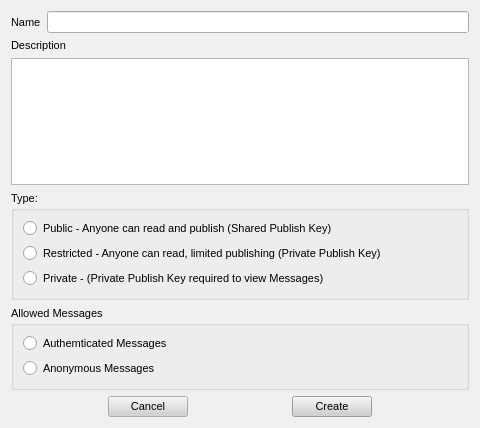
Old version of the form retroshare-gui/src/gui/forums/CreateForum.ui in the repository RetroShare/RetroShare.
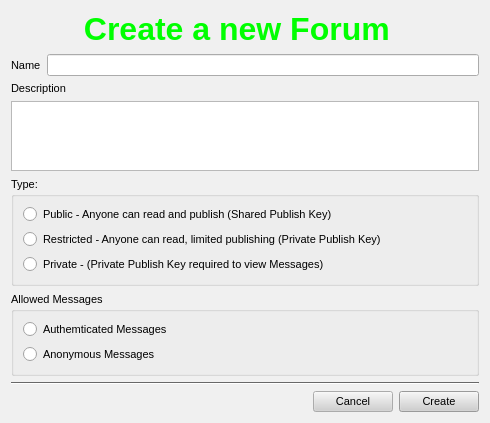
New version of the form. Icons and pictures are not drawn.

Commit message: added for ShareManager and CreateForum stylesheet background images little redesign CreateForum

What changed in the file:
```diff
--- a/retroshare-gui/src/gui/forums/CreateForum.ui
+++ b/retroshare-gui/src/gui/forums/CreateForum.ui
@@ -1,12 +1,12 @@
 <ui version="4.0" >
  <class>CreateForum</class>
- <widget class="QWidget" name="CreateForum" >
-  <property name="geometry" >
+ <widget class="QDialog" name="CreateForum">
+  <property name="geometry">
    <rect>
     <x>0</x>
     <y>0</y>
-    <width>480</width>
-    <height>428</height>
+    <width>490</width>
+    <height>414</height>
    </rect>
   </property>
   <property name="sizePolicy" >
@@ -505,58 +505,98 @@
    <iconset resource="../images.qrc" >
     <normaloff>:/images/rstray3.png</normaloff>:/images/rstray3.png</iconset>
   </property>
-  <layout class="QVBoxLayout" >
-   <item>
-    <layout class="QHBoxLayout" >
+  <layout class="QGridLayout" name="gridLayout_2">
+   <item row="0" column="0">
+    <layout class="QGridLayout" name="gridLayout">
+     <property name="horizontalSpacing">
+      <number>0</number>
+     </property>
+     <item row="0" column="0">
+      <widget class="QLabel" name="label_2">
+       <property name="maximumSize">
+        <size>
+         <width>64</width>
+         <height>64</height>
+        </size>
+       </property>
+       <property name="styleSheet">
+        <string notr="true">background-image: url(:/images/connect/connectFriendBanner.png)</string>
+       </property>
+       <property name="text">
+        <string/>
+       </property>
+       <property name="pixmap">
+        <pixmap resource="../images.qrc">:/images/konversation64.png</pixmap>
+       </property>
+      </widget>
+     </item>
+     <item row="0" column="1">
+      <widget class="QLabel" name="label_3">
+       <property name="styleSheet">
+        <string notr="true">background-image: url(:/images/connect/connectFriendBanner.png)</string>
+       </property>
+       <property name="text">
+        <string>&lt;!DOCTYPE HTML PUBLIC &quot;-//W3C//DTD HTML 4.0//EN&quot; &quot;http://www.w3.org/TR/REC-html40/strict.dtd&quot;&gt;
+&lt;html&gt;&lt;head&gt;&lt;meta name=&quot;qrichtext&quot; content=&quot;1&quot; /&gt;&lt;style type=&quot;text/css&quot;&gt;
+p, li { white-space: pre-wrap; }
+&lt;/style&gt;&lt;/head&gt;&lt;body style=&quot; font-family:'DejaVu Sans'; font-size:9pt; font-weight:400; font-style:normal;&quot;&gt;
+&lt;p style=&quot; margin-top:0px; margin-bottom:0px; margin-left:0px; margin-right:0px; -qt-block-indent:0; text-indent:0px;&quot;&gt;&lt;span style=&quot; font-family:'Arial'; font-size:24pt; font-weight:600; color:#00ff00;&quot;&gt; Create a new Forum&lt;/span&gt;&lt;/p&gt;&lt;/body&gt;&lt;/html&gt;</string>
+       </property>
+      </widget>
+     </item>
+    </layout>
+   </item>
+   <item row="1" column="0">
+    <layout class="QHBoxLayout">
      <item>
-      <widget class="QLabel" name="label" >
-       <property name="text" >
+      <widget class="QLabel" name="label">
+       <property name="text">
         <string>Name</string>
        </property>
       </widget>
      </item>
      <item>
-      <widget class="QLineEdit" name="forumName" />
+      <widget class="QLineEdit" name="forumName"/>
      </item>
     </layout>
    </item>
-   <item>
-    <layout class="QVBoxLayout" >
+   <item row="2" column="0">
+    <layout class="QVBoxLayout">
      <item>
-      <widget class="QLabel" name="label_5" >
-       <property name="text" >
+      <widget class="QLabel" name="label_5">
+       <property name="text">
         <string>Description</string>
        </property>
       </widget>
      </item>
      <item>
-      <widget class="QTextEdit" name="forumDesc" />
+      <widget class="QTextEdit" name="forumDesc"/>
      </item>
     </layout>
    </item>
-   <item>
-    <widget class="QGroupBox" name="tyoeGroupBox" >
-     <property name="title" >
+   <item row="3" column="0">
+    <widget class="QGroupBox" name="tyoeGroupBox">
+     <property name="title">
       <string>Type:</string>
      </property>
-     <layout class="QVBoxLayout" >
+     <layout class="QVBoxLayout">
       <item>
-       <widget class="QRadioButton" name="typePublic" >
-        <property name="text" >
+       <widget class="QRadioButton" name="typePublic">
+        <property name="text">
          <string>Public - Anyone can read and publish (Shared Publish Key)</string>
         </property>
        </widget>
       </item>
       <item>
-       <widget class="QRadioButton" name="typePrivate" >
-        <property name="text" >
+       <widget class="QRadioButton" name="typePrivate">
+        <property name="text">
          <string>Restricted - Anyone can read, limited publishing (Private Publish Key)</string>
         </property>
        </widget>
       </item>
       <item>
-       <widget class="QRadioButton" name="typeEncrypted" >
-        <property name="text" >
+       <widget class="QRadioButton" name="typeEncrypted">
+        <property name="text">
          <string>Private - (Private Publish Key required to view Messages)</string>
         </property>
        </widget>
@@ -564,22 +604,22 @@
      </layout>
     </widget>
    </item>
-   <item>
-    <widget class="QGroupBox" name="msgGroupBox" >
-     <property name="title" >
+   <item row="4" column="0">
+    <widget class="QGroupBox" name="msgGroupBox">
+     <property name="title">
       <string>Allowed Messages</string>
      </property>
-     <layout class="QVBoxLayout" >
+     <layout class="QVBoxLayout">
       <item>
-       <widget class="QRadioButton" name="msgAuth" >
-        <property name="text" >
+       <widget class="QRadioButton" name="msgAuth">
+        <property name="text">
          <string>Authemticated Messages</string>
         </property>
        </widget>
       </item>
       <item>
-       <widget class="QRadioButton" name="msgAnon" >
-        <property name="text" >
+       <widget class="QRadioButton" name="msgAnon">
+        <property name="text">
          <string>Anonymous Messages</string>
         </property>
        </widget>
@@ -587,8 +627,8 @@
      </layout>
     </widget>
    </item>
-   <item>
-    <layout class="QHBoxLayout" >
+   <item row="6" column="0">
+    <layout class="QHBoxLayout">
      <item>
       <spacer>
        <property name="orientation" >
@@ -603,28 +643,15 @@
       </spacer>
      </item>
      <item>
-      <widget class="QPushButton" name="cancelButton" >
-       <property name="text" >
+      <widget class="QPushButton" name="cancelButton">
+       <property name="text">
         <string>Cancel</string>
        </property>
       </widget>
      </item>
      <item>
-      <spacer>
-       <property name="orientation" >
-        <enum>Qt::Horizontal</enum>
-       </property>
-       <property name="sizeHint" stdset="0" >
-        <size>
-         <width>40</width>
-         <height>20</height>
-        </size>
-       </property>
-      </spacer>
-     </item>
-     <item>
-      <widget class="QPushButton" name="createButton" >
-       <property name="text" >
+      <widget class="QPushButton" name="createButton">
+       <property name="text">
         <string>Create</string>
        </property>
        <property name="default" >
@@ -632,21 +659,15 @@
        </property>
       </widget>
      </item>
-     <item>
-      <spacer>
-       <property name="orientation" >
-        <enum>Qt::Horizontal</enum>
-       </property>
-       <property name="sizeHint" stdset="0" >
-        <size>
-         <width>40</width>
-         <height>20</height>
-        </size>
-       </property>
-      </spacer>
-     </item>
     </layout>
    </item>
+   <item row="5" column="0">
+    <widget class="Line" name="line">
+     <property name="orientation">
+      <enum>Qt::Horizontal</enum>
+     </property>
+    </widget>
+   </item>
   </layout>
  </widget>
  <tabstops>
```
Left out of the diff: 333 changed lines with no effect on the pictures. The commit also changes 5 other files.
